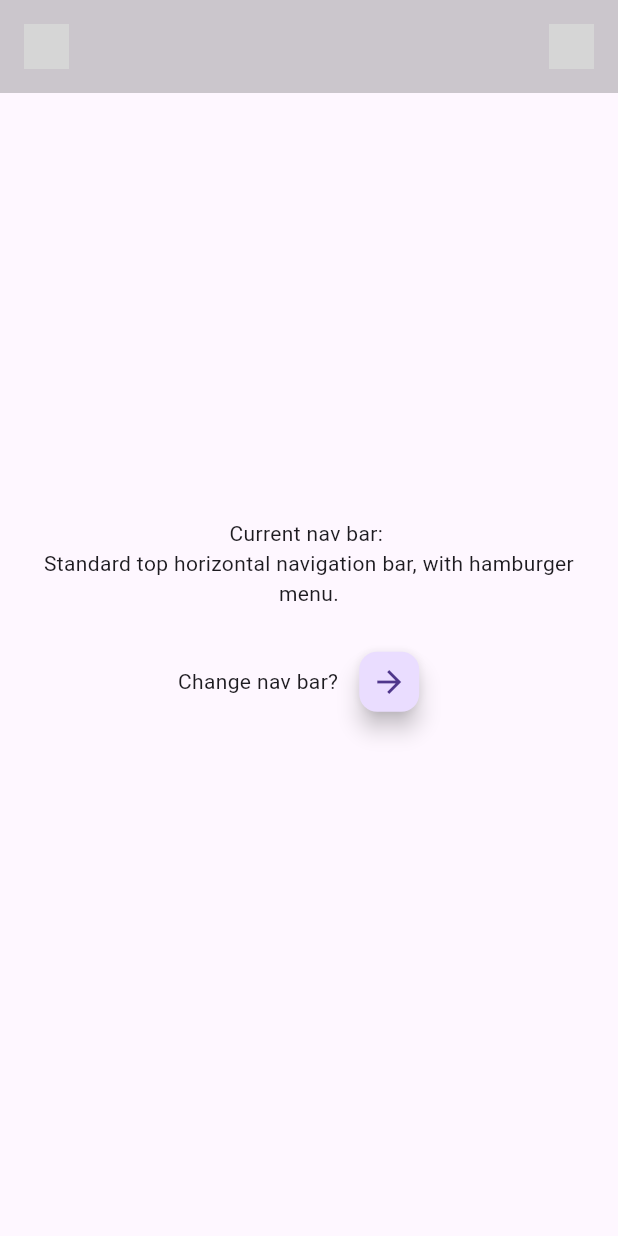
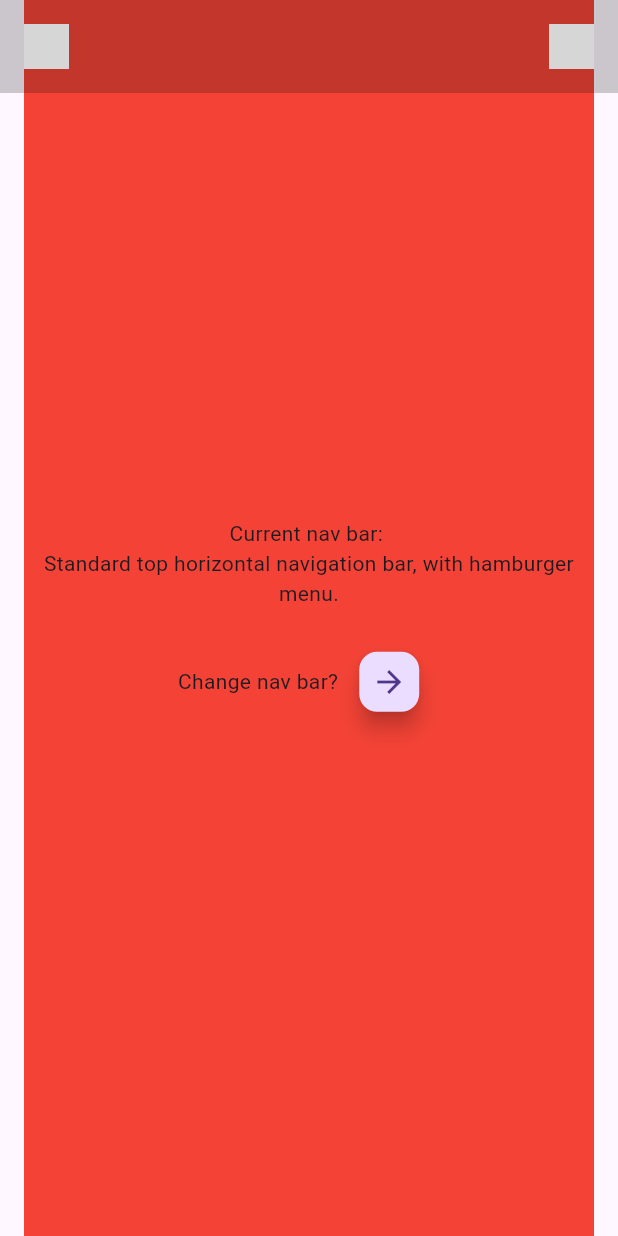
Before and after one commit to KrisHHFI/flutter_nav_bars, a Flutter app: the screen it shows after launch, on a phone screen of 412 x 824 dp. Run offline on Flutter 3.47's test engine with Material 3 defaults, Android fonts, the phone set to English and light mode, and no system bars; network calls fail; grey boxes are pictures that could not be loaded.

Commit message:
Third nav bar progress 5

```diff
--- a/lib/provider/nav_bar_provider.dart
+++ b/lib/provider/nav_bar_provider.dart
@@ -16,6 +16,7 @@ class NavBarProvider with ChangeNotifier {
     {
       'name': 'Side vertical navigation bar, with hamburger menu.',
       'widget': const NavBarThree(),
+      'padding': 'left',
     },
   ];
 
--- a/lib/widgets/page_content.dart
+++ b/lib/widgets/page_content.dart
@@ -15,15 +15,16 @@ class PageContentState extends State<PageContent> {
   Widget build(BuildContext context) {
     // Access the currentNavBar from the NavBarProvider
     final currentNavBar = Provider.of<NavBarProvider>(context).currentNavBar;
-    bool isNavBarThree = currentNavBar['widget'] is NavBarThree;
+    bool leftPadding = currentNavBar['padding'] == 'left';
 
     return Center(
       child: Padding(
         padding: EdgeInsets.only(
-          // Pushes the page content to the right if left vertical nav bar
-          left: isNavBarThree ? 75.0 : 16.0,
+          left: leftPadding ? 170.0 : 16.0,
           right: 16.0,
         ),
+        child: Container(
+          color: Colors.red, // For testing purposes
           child: Column(
             mainAxisAlignment: MainAxisAlignment.center,
             children: <Widget>[
@@ -64,6 +65,7 @@ class PageContentState extends State<PageContent> {
             ],
           ),
         ),
+      ),
     );
   }
 }
```
Lines whose indentation alone changed are shown as unchanged.
